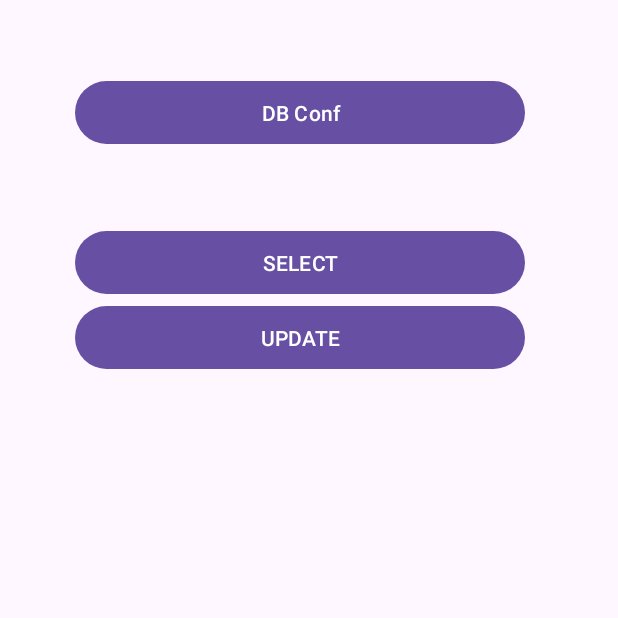
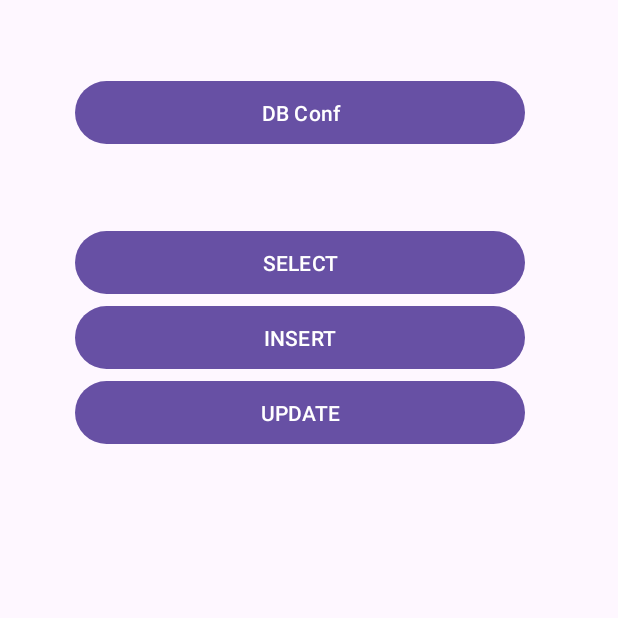
Before and after one commit to nm108/AndroidSQL, an Android app: the screen it shows after launch (MainActivity), on a phone screen of 412 x 824 dp, the top half of it. Run offline under Robolectric (Android 15) with nearby library versions, the phone set to English and light mode, and no system bars.

Commit message:
Working on UI
Code quality is poor at this moment.

```diff
--- a/app/src/main/AndroidManifest.xml
+++ b/app/src/main/AndroidManifest.xml
@@ -25,6 +25,7 @@
         </activity>
         <activity android:name=".SecondaryActivity"></activity>
         <activity android:name=".SelectActivity"></activity>
+        <activity android:name=".InsertActivity"></activity>
         <activity android:name=".UpdateActivity"></activity>
     </application>
 
--- a/app/src/main/java/com/example/myapplication/MainActivity.java
+++ b/app/src/main/java/com/example/myapplication/MainActivity.java
@@ -15,7 +15,7 @@ public class MainActivity extends AppCompatActivity {
      Button databaseConnectionConfigurationButton;
 
      Button selectButton;
-
+    Button insertButton;
      Button updateButton;
     protected void onCreate(Bundle savedInstanceState) {
         super.onCreate(savedInstanceState);
@@ -30,6 +30,14 @@ public class MainActivity extends AppCompatActivity {
                     switchActivityTo(SelectActivity.class);
                 }
         );
+
+        insertButton = findViewById(R.id.InsertButton);
+        insertButton.setOnClickListener(
+                (final View v) -> {
+                    switchActivityTo(InsertActivity.class);
+                }
+        );
+
         updateButton = findViewById(R.id.UpdateButton);
         updateButton.setOnClickListener(
                 (final View v) -> {
--- a/app/src/main/res/layout/activity_main.xml
+++ b/app/src/main/res/layout/activity_main.xml
@@ -23,12 +23,19 @@
         android:layout_marginTop="150dp"
         android:text="SELECT"></Button>
 
+    <Button
+        android:id="@+id/InsertButton"
+        android:layout_width="300dp"
+        android:layout_height="50dp"
+        android:layout_marginLeft="50dp"
+        android:layout_marginTop="200dp"
+        android:text="INSERT"></Button>
 
     <Button
         android:id="@+id/UpdateButton"
         android:layout_width="300dp"
         android:layout_height="50dp"
         android:layout_marginLeft="50dp"
-        android:layout_marginTop="200dp"
+        android:layout_marginTop="250dp"
         android:text="UPDATE"></Button>
 </RelativeLayout>
```
Also changed, not shown: app/src/main/java/com/example/myapplication/InsertActivity.java (added, +36 -0 lines), app/src/main/res/layout/activity_insert.xml (added, +24 -0 lines).
